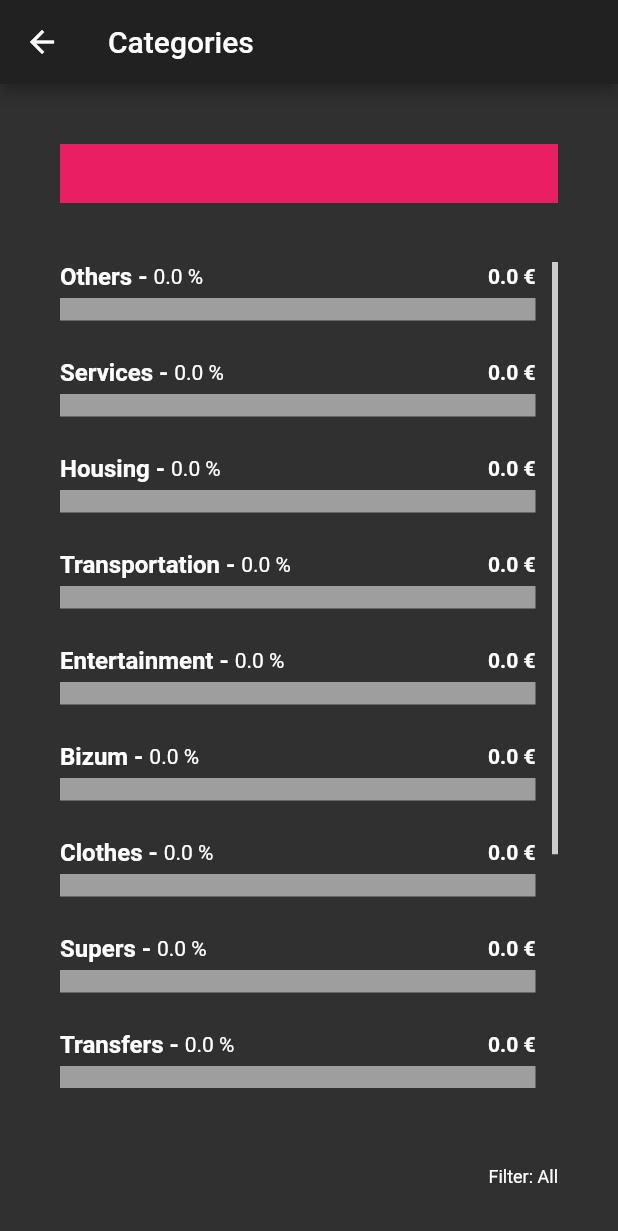
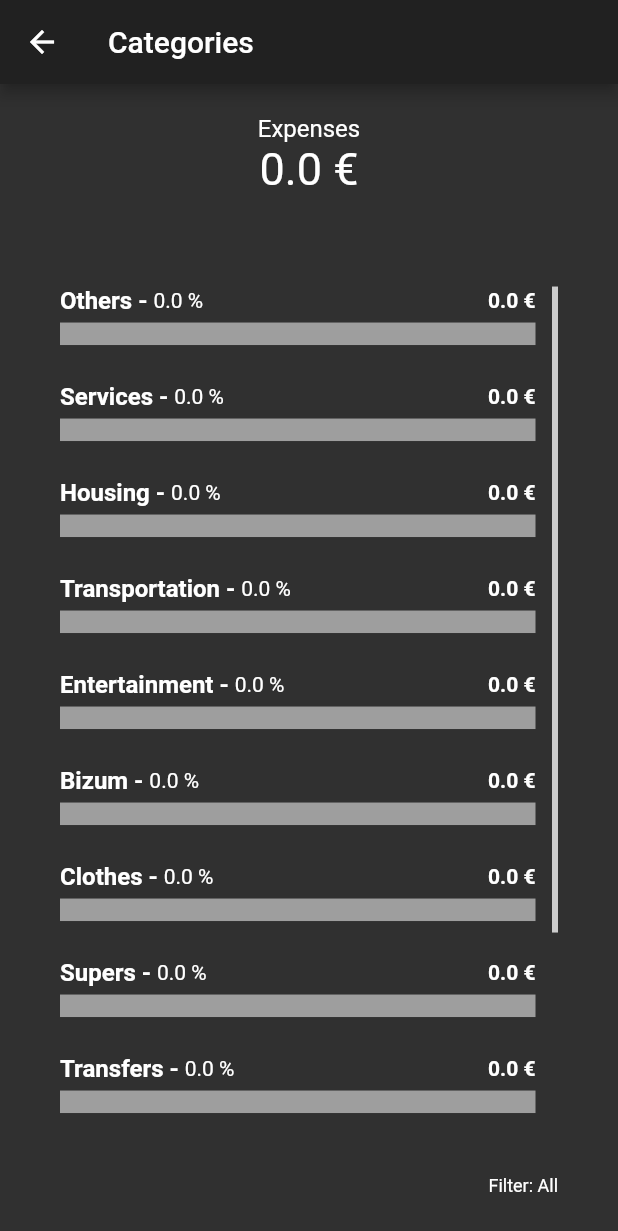
Before and after one commit to PolRecasensSarra/MyFinances, a Flutter app: the CategoriesPage screen opened directly with empty values, on a phone screen of 412 x 824 dp. Shown: the top 1231 px of the screen. Run offline on Flutter 3.47's test engine with Material 2 defaults, Android fonts, the phone set to English and light mode, and no system bars.

Commit message:
categories page done

```diff
--- a/finance_app/lib/CategoriesPage.dart
+++ b/finance_app/lib/CategoriesPage.dart
@@ -30,7 +30,7 @@ class _CategoriesPageState extends State<CategoriesPage> {
     Categories.bizum: const Color.fromARGB(255, 83, 201, 255),
     Categories.clothes: const Color.fromARGB(255, 221, 176, 160),
     Categories.supers: const Color.fromARGB(255, 230, 65, 53),
-    Categories.transfers: Color.fromARGB(255, 22, 148, 135),
+    Categories.transfers: const Color.fromARGB(255, 22, 148, 135),
     Categories.mobile: const Color.fromARGB(255, 192, 92, 56),
     Categories.health: Colors.green,
     Categories.wellness: const Color.fromARGB(255, 8, 111, 20)
@@ -54,18 +54,30 @@ class _CategoriesPageState extends State<CategoriesPage> {
         child: Center(
           child: Padding(
             padding: const EdgeInsets.only(
-                left: 40.0, right: 40.0, bottom: 20.0, top: 40.0),
+                left: 40.0, right: 40.0, bottom: 25.0, top: 20.0),
             child: Column(
               children: [
-                Expanded(
-                  flex: 5,
-                  child: Container(
-                    color: Colors.pink,
-                    height: 20,
+                 Expanded(
+                  flex: 12,
+                  child: Column(
+                    children: [
+                     const Text(
+                        "Expenses",
+                        style: TextStyle(
+                          fontSize: 16.0,
+                        ),
+                      ),
+                      Text(
+                        "${totalExpenses.toPrecision(Utils.decimalPrecission)} €",
+                        style: const TextStyle(
+                          fontSize: 30.0,
+                        ),
+                      ),
+                    ],
                   ),
                 ),
                 const Expanded(
-                  flex: 5,
+                  flex: 2,
                   child: SizedBox(),
                 ),
                 Expanded(
@@ -123,11 +135,11 @@ class _CategoriesPageState extends State<CategoriesPage> {
                   ),
                 ),
                 const Expanded(
-                  flex: 5,
+                  flex: 2,
                   child: SizedBox(),
                 ),
                 Expanded(
-                  flex: 5,
+                  flex: 2,
                   child: Align(
                     alignment: Alignment.centerRight,
                     child: Text(
@@ -145,7 +157,6 @@ class _CategoriesPageState extends State<CategoriesPage> {
       ),
     );
   }
-
 
   // Method that returns a percentage bar widget of a category.
   // @param category the category used.
```
